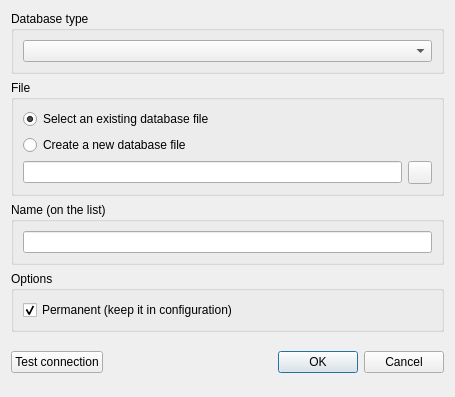
pawelsalawa/sqlitestudio, file SQLiteStudio3/guiSQLiteStudio/dialogs/dbdialog.ui: the form before one commit.
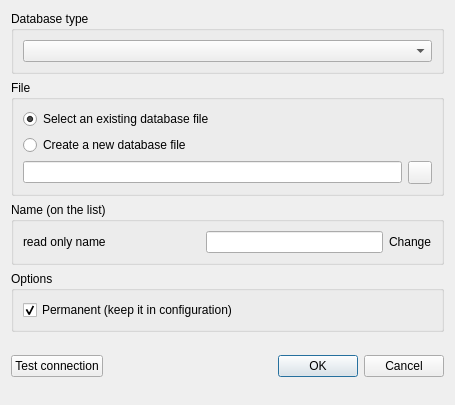
The form after the commit. Icons and pictures are not drawn.

The edit to the form file:
```diff
--- a/SQLiteStudio3/guiSQLiteStudio/dialogs/dbdialog.ui
+++ b/SQLiteStudio3/guiSQLiteStudio/dialogs/dbdialog.ui
@@ -7,7 +7,7 @@
     <x>0</x>
     <y>0</y>
     <width>455</width>
-    <height>397</height>
+    <height>405</height>
    </rect>
   </property>
   <property name="minimumSize">
@@ -89,9 +89,35 @@
       <string>Name (on the list)</string>
      </property>
      <layout class="QHBoxLayout" name="horizontalLayout_6">
+      <item>
+       <widget class="QLabel" name="nameLabel">
+        <property name="sizePolicy">
+         <sizepolicy hsizetype="Expanding" vsizetype="Preferred">
+          <horstretch>0</horstretch>
+          <verstretch>0</verstretch>
+         </sizepolicy>
+        </property>
+        <property name="text">
+         <string notr="true">read only name</string>
+        </property>
+       </widget>
+      </item>
       <item>
        <widget class="QLineEdit" name="nameEdit"/>
       </item>
+      <item>
+       <widget class="QLabel" name="nameChangeLink">
+        <property name="sizePolicy">
+         <sizepolicy hsizetype="Minimum" vsizetype="Preferred">
+          <horstretch>0</horstretch>
+          <verstretch>0</verstretch>
+         </sizepolicy>
+        </property>
+        <property name="text">
+         <string>Change</string>
+        </property>
+       </widget>
+      </item>
      </layout>
     </widget>
    </item>
```
